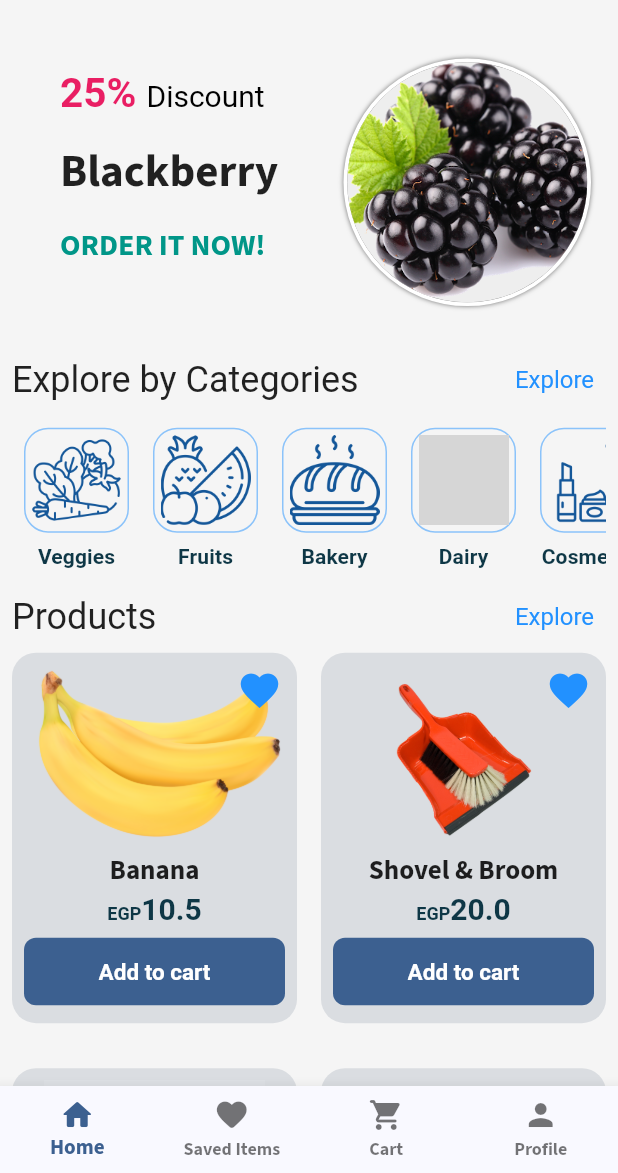
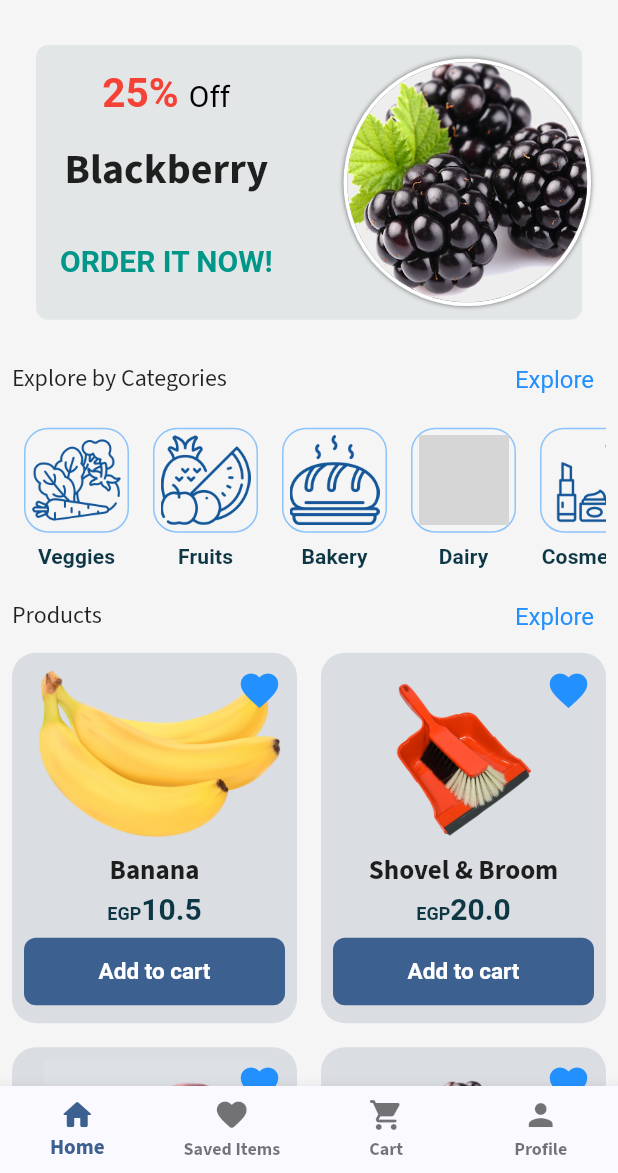
Before and after one commit to M-Yahia2011/convenience-store, a Flutter app: the screen it shows after launch, on a phone screen of 412 x 824 dp, the part 63-1236 px from its top. Run offline on Flutter 3.47's test engine with Material 2 defaults, Android fonts, the phone set to English and light mode, and no system bars; our stand-ins replace bloc, cached_network_image, dartz, dio, flutter_typeahead, geolocator and 5 more; grey boxes are pictures that could not be loaded.

Commit message:
finish home and profile tabs UI

```diff
--- a/grocery/lib/helpers/data.dart
+++ b/grocery/lib/helpers/data.dart
@@ -1,4 +1,3 @@
-
 import '../data/models/category.dart';
 import '../domain/entities/product_entity.dart';
 
--- a/grocery/lib/main.dart
+++ b/grocery/lib/main.dart
@@ -1,5 +1,5 @@
 import "package:flutter/material.dart";
-import 'package:grocery_store/config/app_router.dart';
+import '/config/app_router.dart';
 import 'package:provider/provider.dart';
 import '../utils/app_theme.dart';
 import 'presentation/managers/cart_provider.dart';
--- a/grocery/lib/presentation/screens/all_products_screen.dart
+++ b/grocery/lib/presentation/screens/all_products_screen.dart
@@ -1,8 +1,7 @@
 import 'package:flutter/material.dart';
 import 'package:provider/provider.dart';
-
 import '../managers/products_provider.dart';
-import '../widgets/presented_item.dart';
+import '../widgets/home_tab/presented_item.dart';
 
 class AllProductsScreen extends StatelessWidget {
   const AllProductsScreen({Key? key}) : super(key: key);
--- a/grocery/lib/presentation/screens/category_screen.dart
+++ b/grocery/lib/presentation/screens/category_screen.dart
@@ -1,9 +1,8 @@
 import 'package:flutter/material.dart';
 import 'package:grocery_store/helpers/data.dart';
 import 'package:provider/provider.dart';
-
 import '../managers/products_provider.dart';
-import '../widgets/presented_item.dart';
+import '../widgets/home_tab/presented_item.dart';
 
 class CategoryScreen extends StatelessWidget {
   static const routeName = "/choose-category";
--- a/grocery/lib/presentation/screens/register_screen.dart
+++ b/grocery/lib/presentation/screens/register_screen.dart
@@ -1,9 +1,10 @@
 import 'package:flutter/material.dart';
 import 'package:modal_progress_hud_nsn/modal_progress_hud_nsn.dart';
 import '../../utils/enums.dart';
+import '../widgets/auth/auth_button.dart';
+import '../widgets/auth/auth_text_field.dart';
 import '/presentation/screens/sign_in_screen.dart';
-import '../widgets/auth_button.dart';
-import '../widgets/auth_text_field.dart';
+
 
 class RegisterScreen extends StatefulWidget {
   static const String routeName = "/register_screen";
--- a/grocery/lib/presentation/screens/sign_in_screen.dart
+++ b/grocery/lib/presentation/screens/sign_in_screen.dart
@@ -1,9 +1,10 @@
 import 'package:flutter/material.dart';
 import 'package:modal_progress_hud_nsn/modal_progress_hud_nsn.dart';
 import '../../utils/enums.dart';
+import '../widgets/auth/auth_button.dart';
+import '../widgets/auth/auth_text_field.dart';
 import '/presentation/screens/register_screen.dart';
-import '../widgets/auth_button.dart';
-import '../widgets/auth_text_field.dart';
+
 
 class SignInScreen extends StatefulWidget {
   static const String routeName = "/sign_in_screen";
--- a/grocery/lib/presentation/screens/tabs/cart_tab.dart
+++ b/grocery/lib/presentation/screens/tabs/cart_tab.dart
@@ -1,10 +1,8 @@
 import 'package:flutter/material.dart';
 import 'package:loading_overlay/loading_overlay.dart';
 import 'package:provider/provider.dart';
-
 import '../../managers/cart_provider.dart';
-import '../../widgets/cart_item.dart';
-
+import '../../widgets/cart_tab/cart_item.dart';
 class CartTab extends StatefulWidget {
   const CartTab({Key? key}) : super(key: key);
 
--- a/grocery/lib/presentation/screens/tabs/home_tab.dart
+++ b/grocery/lib/presentation/screens/tabs/home_tab.dart
@@ -1,19 +1,18 @@
 import 'package:flutter/material.dart';
-import 'package:flutter/services.dart';
 import 'package:grocery_store/utils/theme_constants.dart';
 import 'package:provider/provider.dart';
 import 'package:flutter_typeahead/flutter_typeahead.dart';
 import '../../../domain/entities/product_entity.dart';
+import '../../../helpers/data.dart';
 import '../../managers/products_provider.dart';
-import '../../widgets/ads_container.dart';
 import '../../widgets/categories_bar.dart';
 import '../../widgets/drawer.dart';
 import '../../widgets/exit_dialogue.dart';
-import '../../widgets/presented_item.dart';
-import '../../widgets/subtitle_textbutton_row.dart';
+import '../../widgets/home_tab/ads_container.dart';
+import '../../widgets/home_tab/presented_item.dart';
+import '../../widgets/home_tab/subtitle_textbutton_row.dart';
 import '../all_products_screen.dart';
 import '../item_details_screen.dart';
-import '/helpers/data.dart';
 import '../categories_table_screen.dart';
 
 class HomeTab extends StatefulWidget {
@@ -191,7 +190,7 @@ class _HomeScreenState extends State<HomeTab> {
                           : 3,
                       childAspectRatio: 1 / 1.3,
                       crossAxisSpacing: 16,
-                      mainAxisSpacing: 30,
+                      mainAxisSpacing: 16,
                     ),
                     delegate: SliverChildBuilderDelegate(
                         (ctx, idx) => PresentedItem(provider.items[idx]),
--- a/grocery/lib/presentation/widgets/ads_container.dart
+++ /dev/null
@@ -1,90 +0,0 @@
-import 'package:flutter/material.dart';
-
-/// Container for ADs & Sale
-class AdContainer extends StatelessWidget {
-  const AdContainer({
-    Key? key,
-  }) : super(key: key);
-
-  @override
-  Widget build(BuildContext context) {
-    return Stack(clipBehavior: Clip.none, children: [
-      Container(
-        height: MediaQuery.sizeOf(context).height / 4.5,
-        width: double.infinity,
-        padding: const EdgeInsets.all(16),
-        margin: const EdgeInsets.symmetric(vertical: 16, horizontal: 16),
-        decoration: BoxDecoration(
-          borderRadius: BorderRadius.circular(8),
-          // color: MyColors.colors,
-        ),
-        child: Column(
-          crossAxisAlignment: CrossAxisAlignment.start,
-          mainAxisAlignment: MainAxisAlignment.start,
-          children: [
-            Expanded(
-              child: RichText(
-                text: const TextSpan(
-                  children: [
-                    TextSpan(
-                      text: "25% ",
-                      style: TextStyle(
-                          color: Colors.pink,
-                          fontSize: 27,
-                          fontWeight: FontWeight.bold),
-                    ),
-                    TextSpan(
-                      text: "Discount",
-                      style: TextStyle(fontSize: 20, color: Colors.black),
-                    ),
-                  ],
-                ),
-              ),
-            ),
-            const Expanded(
-              child: Text(
-                "Blackberry",
-                style: TextStyle(
-                  fontSize: 30,
-                  // color: Colors.black,
-                  fontWeight: FontWeight.bold,
-                ),
-              ),
-            ),
-            const SizedBox(
-              height: 10,
-            ),
-            const Expanded(
-              child: Text(
-                "ORDER IT NOW!",
-                style: TextStyle(
-                    fontSize: 20,
-                    color: Colors.teal,
-                    fontWeight: FontWeight.bold),
-              ),
-            ),
-          ],
-        ),
-      ),
-      Positioned(
-          right: 10,
-          top: 0,
-          bottom: 0,
-          child: Container(
-            decoration: BoxDecoration(
-                shape: BoxShape.circle,
-                border: Border.all(color: Colors.white, width: 2.5),
-                boxShadow: const [
-                  BoxShadow(
-                      blurRadius: 2, color: Colors.black54, spreadRadius: 0)
-                ]),
-            child: CircleAvatar(
-              radius: 80,
-              // backgroundColor: MyColors.colors[50],
-              backgroundImage: const AssetImage("assets/images/bb.png"),
-              backgroundColor: Colors.grey[200],
-            ),
-          )),
-    ]);
-  }
-}
--- a/grocery/lib/presentation/widgets/auth_text_field.dart
+++ b/grocery/lib/presentation/widgets/auth/auth_text_field.dart
@@ -1,6 +1,6 @@
 import 'package:flutter/material.dart';
 
-import '../../utils/enums.dart';
+import '../../../utils/enums.dart';
 
 class AuthTextField extends StatelessWidget {
   const AuthTextField({Key? key,
--- /dev/null
+++ b/grocery/lib/presentation/widgets/home_tab/ads_container.dart
@@ -0,0 +1,101 @@
+import 'package:flutter/material.dart';
+import 'package:grocery_store/utils/theme_constants.dart';
+
+/// Container for ADs & Sale
+class AdContainer extends StatelessWidget {
+  const AdContainer({
+    Key? key,
+  }) : super(key: key);
+
+  @override
+  Widget build(BuildContext context) {
+    return Stack(clipBehavior: Clip.none, children: [
+      Container(
+        height: MediaQuery.sizeOf(context).height / 4.5,
+        width: double.infinity,
+        padding: const EdgeInsets.all(16),
+        margin: const EdgeInsets.symmetric(vertical: 16, horizontal: 16),
+        decoration: BoxDecoration(
+          color: ThemeConstants.textColor.withOpacity(0.08),
+          borderRadius: BorderRadius.circular(8),
+          // color: MyColors.colors,
+        ),
+        child: Row(
+          mainAxisAlignment: MainAxisAlignment.start,
+          children: [
+            Column(
+              crossAxisAlignment: CrossAxisAlignment.center,
+              mainAxisAlignment: MainAxisAlignment.start,
+              children: [
+                Expanded(
+                  child: RichText(
+                    text: const TextSpan(
+                      children: [
+                        TextSpan(
+                          text: "25% ",
+                          style: TextStyle(
+                              color: Colors.red,
+                              fontSize: 27,
+                              fontWeight: FontWeight.bold),
+                        ),
+                        TextSpan(
+                          text: "Off",
+                          style: TextStyle(fontSize: 20, color: Colors.black),
+                        ),
+                      ],
+                    ),
+                  ),
+                ),
+                const Expanded(
+                  child: Text(
+                    "Blackberry",
+                    style: TextStyle(
+                      fontSize: 28,
+                      // color: Colors.black,
+                      fontWeight: FontWeight.bold,
+                    ),
+                  ),
+                ),
+                const SizedBox(
+                  height: 10,
+                ),
+                Expanded(
+                    child: TextButton(
+                  style: TextButton.styleFrom(padding: EdgeInsets.zero),
+                  onPressed: () {},
+                  child: const Text(
+                    "ORDER IT NOW!",
+                    style: TextStyle(
+                        fontSize: 20,
+                        color: Colors.teal,
+                        fontWeight: FontWeight.bold),
+                  ),
+                )),
+              ],
+            ),
+            Spacer()
+          ],
+        ),
+      ),
+      Positioned(
+          right: 10,
+          top: 0,
+          bottom: 0,
+          child: Container(
+            decoration: BoxDecoration(
+                shape: BoxShape.circle,
+                border: Border.all(color: Colors.white, width: 2.5),
+                boxShadow: const [
+                  BoxShadow(
+                      blurRadius: 2, color: Colors.black54, spreadRadius: 0)
+                ]),
+            child: CircleAvatar(
+              radius: 80,
+              // backgroundColor: MyColors.colors[50],
+              backgroundImage: const AssetImage("assets/images/bb.png"),
+              backgroundColor: Colors.grey[200],
+            ),
+          )),
+    ]);
+  }
+}
--- /dev/null
+++ b/grocery/lib/presentation/widgets/home_tab/presented_item.dart
@@ -0,0 +1,149 @@
+import 'package:flutter/material.dart';
+import 'package:grocery_store/utils/theme_constants.dart';
+
+import 'package:provider/provider.dart';
+
+import '../../../domain/entities/product_entity.dart';
+import '../../managers/cart_provider.dart';
+import '../../screens/item_details_screen.dart';
+import 'item_counter_modifier.dart';
+
+class PresentedItem extends StatefulWidget {
+  final ProductEntity item;
+  const PresentedItem(this.item, {Key? key}) : super(key: key);
+  @override
+  State<PresentedItem> createState() => _PresentedItemState();
+}
+
+class _PresentedItemState extends State<PresentedItem> {
+  bool isFavourite = false;
+
+  @override
+  Widget build(BuildContext context) {
+    return GestureDetector(
+      onTap: () => Navigator.of(context)
+          .pushNamed(ItemDetailsScreen.routeName, arguments: widget.item),
+      child: Stack(
+        children: [
+          Container(
+            padding: const EdgeInsets.symmetric(horizontal: 8, vertical: 8),
+            decoration: BoxDecoration(
+              color: ThemeConstants.itemBackgroundColor,
+              borderRadius: BorderRadius.circular(16),
+            ),
+            child: Column(
+              crossAxisAlignment: CrossAxisAlignment.center,
+              children: [
+                Expanded(
+                  child: Center(
+                      child: Image.asset(
+                    widget.item.image,
+                    fit: BoxFit.fitWidth,
+                    alignment: Alignment.center,
+                  )),
+                ),
+                const SizedBox(height: 4),
+                Column(
+                  children: [
+                    FittedBox(
+                      child: Text(
+                        widget.item.name,
+                        style: Theme.of(context).textTheme.bodyMedium!.copyWith(
+                            fontWeight: FontWeight.bold, fontSize: 18),
+                      ),
+                    ),
+                    FittedBox(child: ItemPrice(price: widget.item.price)),
+                  ],
+                ),
+                const SizedBox(height: 4),
+                Consumer<CartProvider>(
+                  builder: (ctx, cartProvider, _) {
+                    if (cartProvider.isCartItem(widget.item.id) == false) {
+                      return Container(
+                          margin: const EdgeInsets.symmetric(vertical: 4),
+                          width: double.infinity,
+                          child: SizedBox(
+                            height: 45,
+                            child: ElevatedButton(
+                              onPressed: () async {
+                                Provider.of<CartProvider>(context,
+                                        listen: false)
+                                    .addItem(widget.item);
+                              },
+                              child: const Text(
+                                "Add to cart",
+                                style: TextStyle(
+                                    fontWeight: FontWeight.bold, fontSize: 15),
+                              ),
+                              style: ElevatedButton.styleFrom(
+                                elevation: 0,
+                                shape: RoundedRectangleBorder(
+                                  borderRadius: BorderRadius.circular(8),
+                                ),
+                              ),
+                            ),
+                          ));
+                    } else {
+                      return ItemCounterModifier(itemID: widget.item.id);
+                    }
+                  },
+                )
+              ],
+            ),
+          ),
+          Positioned(
+              top: 0,
+              right: 0,
+              child: Material(
+                color: Colors.transparent,
+                child: IconButton(
+                  splashRadius: 25,
+                  icon: Icon(
+                    isFavourite ? Icons.favorite_outline : Icons.favorite_sharp,
+                    color: ThemeConstants.mainColor,
+                    size: 30,
+                  ),
+                  padding: const EdgeInsets.all(10),
+                  onPressed: () {
+                    setState(() {
+                      isFavourite = !isFavourite;
+                    });
+                  },
+                ),
+              )),
+        ],
+      ),
+    );
+  }
+}
+
+class ItemPrice extends StatelessWidget {
+  const ItemPrice({
+    Key? key,
+    required this.price,
+  }) : super(key: key);
+
+  final double price;
+
+  @override
+  Widget build(BuildContext context) {
+    return RichText(
+      text: TextSpan(children: [
+        const TextSpan(
+          text: "EGP",
+          style: TextStyle(
+              color: ThemeConstants.textColor,
+              fontWeight: FontWeight.bold,
+              fontSize: 12),
+        ),
+        TextSpan(
+          text: "$price",
+          style: const TextStyle(
+              color: ThemeConstants.textColor,
+              fontWeight: FontWeight.bold,
+              fontSize: 20),
+        ),
+      ]),
+    );
+  }
+}
--- a/grocery/lib/presentation/widgets/subtitle_textbutton_row.dart
+++ b/grocery/lib/presentation/widgets/home_tab/subtitle_textbutton_row.dart
@@ -18,7 +18,7 @@ class SubtitleAndTextButtonRow extends StatelessWidget {
       children: [
         Text(
           subtitle,
-          style: Theme.of(context).textTheme.headlineSmall,
+          style: Theme.of(context).textTheme.bodyMedium,
         ),
         TextButton(
             onPressed: () {
--- a/grocery/lib/presentation/widgets/presented_item.dart
+++ /dev/null
@@ -1,152 +0,0 @@
-import 'package:flutter/material.dart';
-import 'package:grocery_store/utils/theme_constants.dart';
-import '../../domain/entities/product_entity.dart';
-import '../managers/cart_provider.dart';
-import '../screens/item_details_screen.dart';
-import '../widgets/item_counter_modifier.dart';
-import 'package:provider/provider.dart';
-
-class PresentedItem extends StatefulWidget {
-  final ProductEntity item;
-  const PresentedItem(this.item, {Key? key}) : super(key: key);
-  @override
-  State<PresentedItem> createState() => _PresentedItemState();
-}
-
-class _PresentedItemState extends State<PresentedItem> {
-  bool isFavourite = false;
-
-  @override
-  Widget build(BuildContext context) {
-    return Stack(
-      children: [
-        Container(
-          padding: const EdgeInsets.symmetric(horizontal: 8, vertical: 8),
-          decoration: BoxDecoration(
-            color: ThemeConstants.itemBackgroundColor,
-            borderRadius: BorderRadius.circular(16),
-          ),
-          child: Column(
-            crossAxisAlignment: CrossAxisAlignment.center,
-            children: [
-              Expanded(
-                child: GestureDetector(
-                  onTap: () => Navigator.of(context).pushNamed(
-                      ItemDetailsScreen.routeName,
-                      arguments: widget.item),
-                  child: Center(
-                      child: Image.asset(
-                    widget.item.image,
-                    fit: BoxFit.fitWidth,
-                    alignment: Alignment.center,
-                  )),
-                ),
-              ),
-              const SizedBox(height: 4),
-              Column(
-                children: [
-                  FittedBox(
-                    child: Text(
-                      widget.item.name,
-                      style: Theme.of(context)
-                          .textTheme
-                          .bodyMedium!
-                          .copyWith(fontWeight: FontWeight.bold, fontSize: 18),
-                    ),
-                  ),
-                  FittedBox(child: ItemPrice(price: widget.item.price)),
-                ],
-              ),
-              const SizedBox(height: 4),
-              Consumer<CartProvider>(
-                builder: (ctx, cartProvider, _) {
-                  if (cartProvider.isCartItem(widget.item.id) == false) {
-                    return Container(
-                        margin: const EdgeInsets.symmetric(vertical: 4),
-                        width: double.infinity,
-                        child: SizedBox(
-                          height: 45,
-                          child: ElevatedButton(
-                            onPressed: () async {
-                              Provider.of<CartProvider>(context, listen: false)
-                                  .addItem(widget.item);
-                            },
-                            child: const Text(
-                              "Add to cart",
-                              style: TextStyle(
-                                  fontWeight: FontWeight.bold, fontSize: 15),
-                            ),
-                            style: ElevatedButton.styleFrom(
-                              elevation: 0,
-                              shape: RoundedRectangleBorder(
-                                borderRadius: BorderRadius.circular(8),
-                              ),
-                              padding: const EdgeInsets.symmetric(vertical: 14),
-                            ),
-                          ),
-                        ));
-                  } else {
-                    return Padding(
-                        padding: const EdgeInsets.symmetric(vertical: 8),
-                        child: ItemCounterModifier(itemID: widget.item.id));
-                  }
-                },
-              )
-            ],
-          ),
-        ),
-        Positioned(
-            top: 0,
-            right: 0,
-            child: Material(
-              color: Colors.transparent,
-              child: IconButton(
-                splashRadius: 25,
-                icon: Icon(
-                  isFavourite ? Icons.favorite_outline : Icons.favorite_sharp,
-                  color: ThemeConstants.mainColor,
-                  size: 30,
-                ),
-                padding: const EdgeInsets.all(10),
-                onPressed: () {
-                  setState(() {
-                    isFavourite = !isFavourite;
-                  });
-                },
-              ),
-            )),
-      ],
-    );
-  }
-}
-
-class ItemPrice extends StatelessWidget {
-  const ItemPrice({
-    Key? key,
-    required this.price,
-  }) : super(key: key);
-
-  final double price;
-
-  @override
-  Widget build(BuildContext context) {
-    return RichText(
-      text: TextSpan(children: [
-        const TextSpan(
-          text: "EGP",
-          style: TextStyle(
-              color: ThemeConstants.textColor,
-              fontWeight: FontWeight.bold,
-              fontSize: 12),
-        ),
-        TextSpan(
-          text: "$price",
-          style: const TextStyle(
-              color: ThemeConstants.textColor,
-              fontWeight: FontWeight.bold,
-              fontSize: 20),
-        ),
-      ]),
-    );
-  }
-}
--- a/grocery/pubspec.yaml
+++ b/grocery/pubspec.yaml
@@ -47,6 +47,7 @@ dependencies:
   flutter_bloc: ^8.1.3
   google_maps_flutter: ^2.3.1
   geolocator: ^9.0.2
+  cached_network_image: ^3.2.3
 dev_dependencies:
   flutter_test:
     sdk: flutter
```
Also changed, not shown: grocery/lib/presentation/screens/item_details_screen.dart (+12 -9 lines), grocery/lib/presentation/screens/tabs/profile_tab.dart (+44 -31 lines), grocery/lib/presentation/widgets/cart_tab/cart_item.dart (renamed from grocery/lib/presentation/widgets/cart_item.dart, +4 -3 lines), grocery/lib/presentation/widgets/home_tab/item_counter_modifier.dart (renamed from grocery/lib/presentation/widgets/item_counter_modifier.dart, +5 -2 lines), grocery/lib/presentation/widgets/auth/auth_button.dart (renamed from grocery/lib/presentation/widgets/auth_button.dart), grocery/pubspec.lock, 1 other file.
